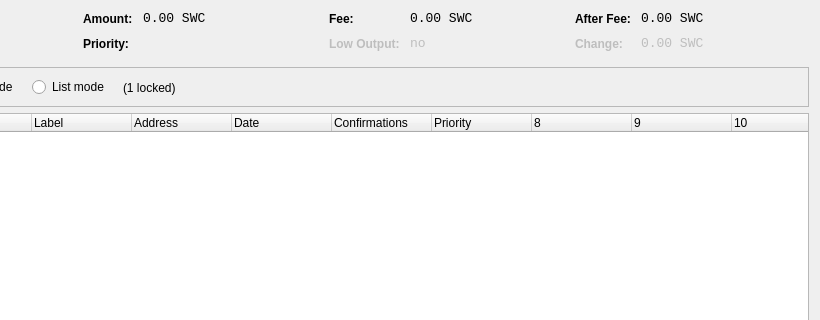
The window that src/qt/forms/coincontroldialog.ui (gwangjin2/gwangcoin-core) describes before a commit, drawn with Qt 5; both pictures show x 180 to 1000 and y 0 to 320 of the 1000 by 500 pixel window.
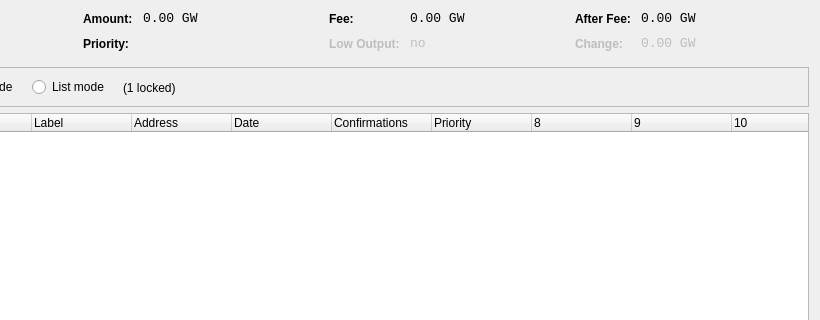
The same window after the commit. Custom widgets are drawn as their Qt base class.

```diff
--- a/src/qt/forms/coincontroldialog.ui
+++ b/src/qt/forms/coincontroldialog.ui
@@ -141,7 +141,7 @@
           <enum>Qt::ActionsContextMenu</enum>
          </property>
          <property name="text">
-          <string notr="true">0.00 SWC</string>
+          <string notr="true">0.00 GW</string>
          </property>
          <property name="textInteractionFlags">
           <set>Qt::LinksAccessibleByMouse|Qt::TextSelectableByKeyboard|Qt::TextSelectableByMouse</set>
@@ -221,7 +221,7 @@
           <enum>Qt::ActionsContextMenu</enum>
          </property>
          <property name="text">
-          <string notr="true">0.00 SWC</string>
+          <string notr="true">0.00 GW</string>
          </property>
          <property name="textInteractionFlags">
           <set>Qt::LinksAccessibleByMouse|Qt::TextSelectableByKeyboard|Qt::TextSelectableByMouse</set>
@@ -307,7 +307,7 @@
           <enum>Qt::ActionsContextMenu</enum>
          </property>
          <property name="text">
-          <string notr="true">0.00 SWC</string>
+          <string notr="true">0.00 GW</string>
          </property>
          <property name="textInteractionFlags">
           <set>Qt::LinksAccessibleByMouse|Qt::TextSelectableByKeyboard|Qt::TextSelectableByMouse</set>
@@ -345,7 +345,7 @@
           <enum>Qt::ActionsContextMenu</enum>
          </property>
          <property name="text">
-          <string notr="true">0.00 SWC</string>
+          <string notr="true">0.00 GW</string>
          </property>
          <property name="textInteractionFlags">
           <set>Qt::LinksAccessibleByMouse|Qt::TextSelectableByKeyboard|Qt::TextSelectableByMouse</set>
```
